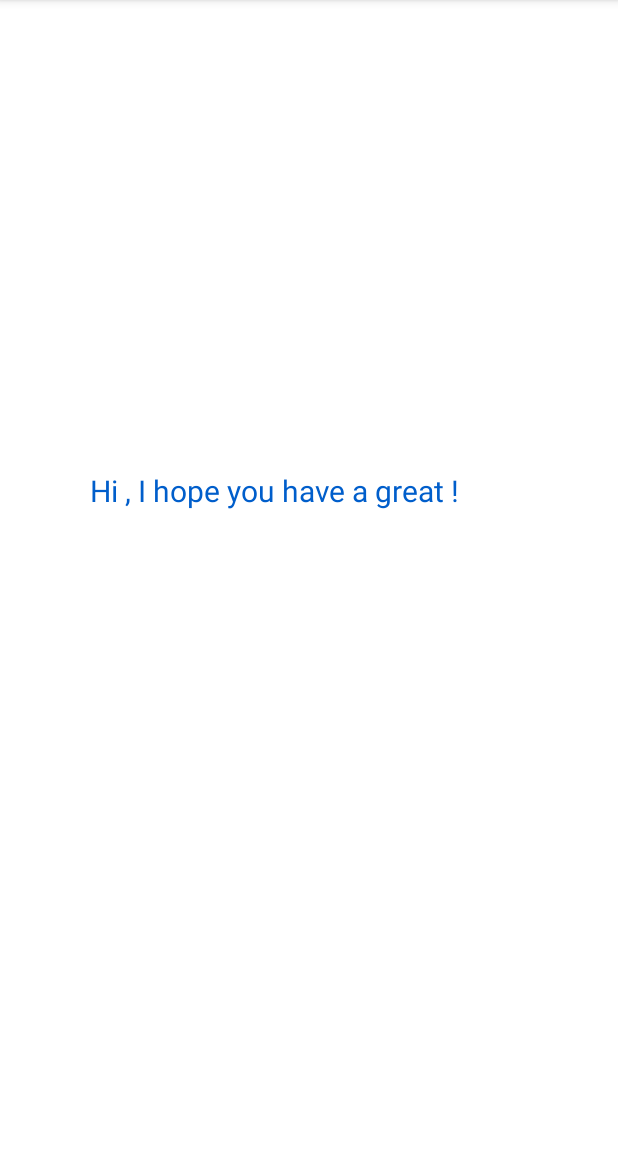
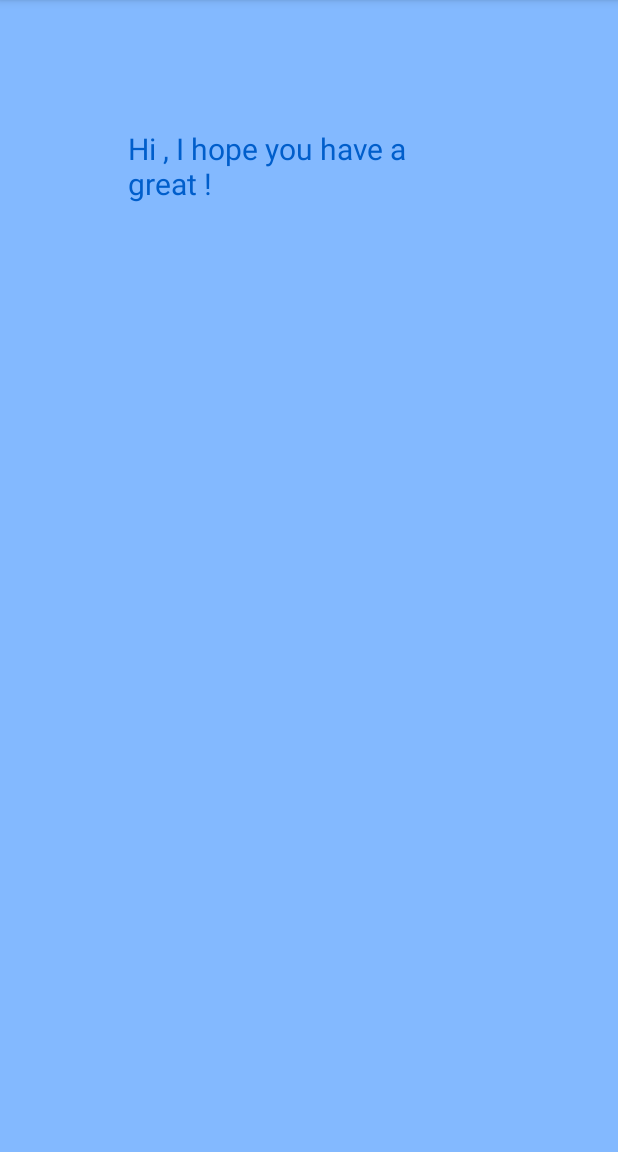
Before and after one commit to RaghavC16/Style_App, an Android app: the screen it shows after launch (NameAndDay), after a tap on "CLICK ME FOR A SUPRISE!", on a phone screen of 412 x 824 dp, the part 84-1236 px from its top. Run offline under Robolectric (Android 15) with nearby library versions, the phone set to English and light mode, and no system bars.

Commit message:
final commit

```diff
--- /dev/null
+++ b/app/src/main/res/drawable/ic_baseline_group_24.xml
@@ -0,0 +1,5 @@
+<vector android:height="24dp" android:tint="#623838"
+    android:viewportHeight="24" android:viewportWidth="24"
+    android:width="24dp" xmlns:android="http://schemas.android.com/apk/res/android">
+    <path android:fillColor="@android:color/white" android:pathData="M16,11c1.66,0 2.99,-1.34 2.99,-3S17.66,5 16,5c-1.66,0 -3,1.34 -3,3s1.34,3 3,3zM8,11c1.66,0 2.99,-1.34 2.99,-3S9.66,5 8,5C6.34,5 5,6.34 5,8s1.34,3 3,3zM8,13c-2.33,0 -7,1.17 -7,3.5L1,19h14v-2.5c0,-2.33 -4.67,-3.5 -7,-3.5zM16,13c-0.29,0 -0.62,0.02 -0.97,0.05 1.16,0.84 1.97,1.97 1.97,3.45L17,19h6v-2.5c0,-2.33 -4.67,-3.5 -7,-3.5z"/>
+</vector>
--- a/app/src/main/res/layout/activity_main.xml
+++ b/app/src/main/res/layout/activity_main.xml
@@ -44,7 +44,7 @@
         android:id="@+id/sendNameButton"
         android:layout_width="wrap_content"
         android:layout_height="wrap_content"
-        android:layout_marginTop="348dp"
+        android:layout_marginTop="@dimen/marginTop"
         android:onClick="switchScreens"
         android:text="Click me for a suprise!"
         app:layout_constraintEnd_toEndOf="parent"
@@ -55,8 +55,8 @@
     <TextView
         android:layout_width="@dimen/textViewWidth"
         android:layout_height="@dimen/textViewHeight"
-        android:layout_marginEnd="32dp"
-        android:layout_marginBottom="420dp"
+        android:layout_marginRight="@dimen/marginRight"
+        android:layout_marginBottom="@dimen/marginBottom"
         android:padding="@dimen/padding"
         android:text="This class is called Mobile Apps"
         android:textColor="@color/secondaryDarkColor"
--- a/app/src/main/res/layout/activity_name_and_day.xml
+++ b/app/src/main/res/layout/activity_name_and_day.xml
@@ -1,23 +1,32 @@
 <?xml version="1.0" encoding="utf-8"?>
-<androidx.constraintlayout.widget.ConstraintLayout xmlns:android="http://schemas.android.com/apk/res/android"
-    xmlns:app="http://schemas.android.com/apk/res-auto"
-    xmlns:tools="http://schemas.android.com/tools"
-    android:layout_width="match_parent"
-    android:layout_height="match_parent"
-    tools:context=".NameAndDay">
 
 
+<ScrollView
+xmlns:android="http://schemas.android.com/apk/res/android"
+xmlns:tools="http://schemas.android.com/tools"
+xmlns:app="http://schemas.android.com/apk/res-auto"
+android:layout_width="match_parent"
+android:layout_height="match_parent"
+tools:context=".MainActivity"
+android:background="@color/secondaryLightColor">
+
+<LinearLayout
+    android:layout_width="match_parent"
+    android:layout_height="wrap_content"
+    android:orientation="vertical"
+    android:gravity="center_horizontal"
+    >
 
     <TextView
         android:id="@+id/messageBox"
-        android:layout_width="@dimen/textViewWidth"
+        android:layout_width="match_parent"
         android:layout_height="@dimen/textViewHeight"
-        android:layout_marginEnd="32dp"
-        android:layout_marginBottom="400dp"
-        android:textSize="@dimen/fontsize"
+        android:layout_margin="@dimen/margin"
         android:padding="@dimen/paddingText"
         android:textColor="@color/secondaryDarkColor"
+        android:textSize="@dimen/fontsize"
         app:layout_constraintBottom_toBottomOf="parent"
         app:layout_constraintEnd_toEndOf="parent" />
 
-</androidx.constraintlayout.widget.ConstraintLayout>
+</LinearLayout>
+</ScrollView>
```
Also changed, not shown: app/src/main/res/values/dimens.xml (+5 -2 lines).
